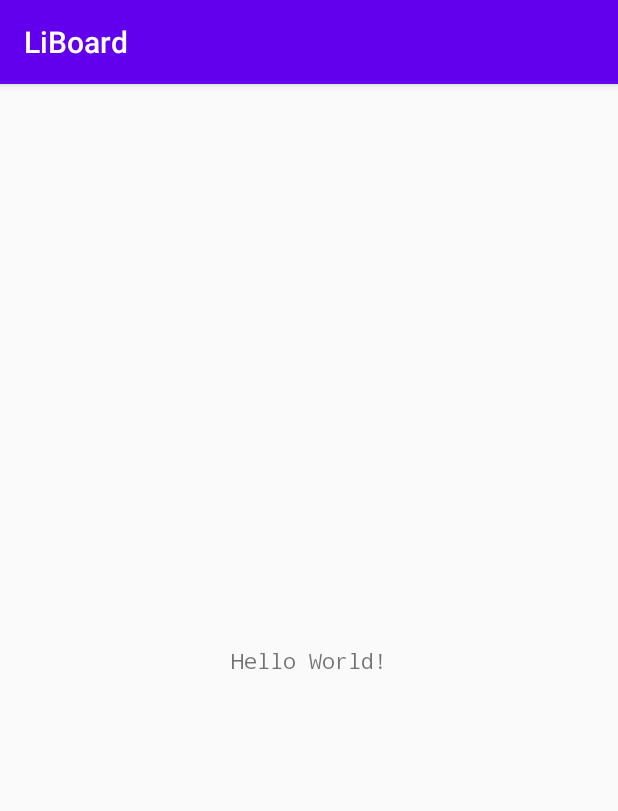
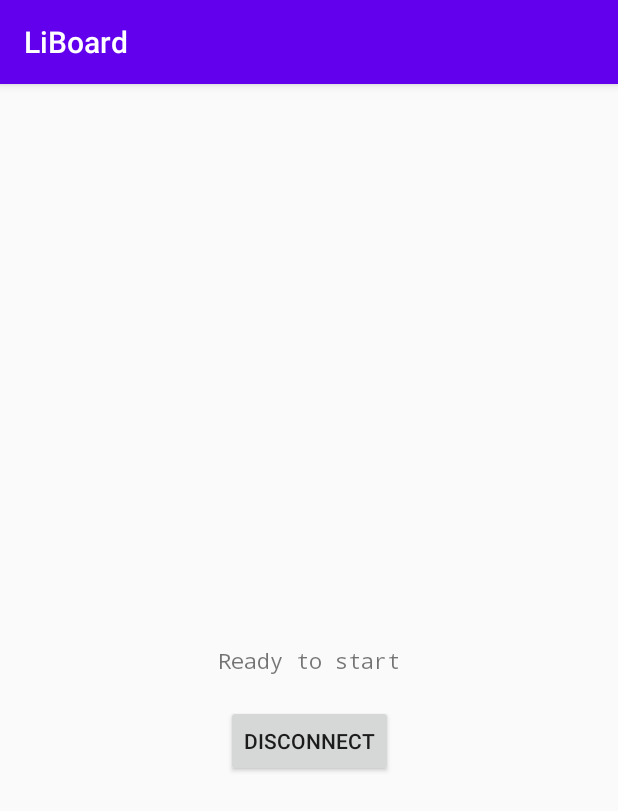
Before and after one commit to LiBoard/Android, an Android app: the screen it shows after launch (MainActivity), on a phone screen of 412 x 824 dp. Shown: the top 811 px of the screen. Run offline under Robolectric (Android 15) with nearby library versions, the phone set to English and light mode, and no system bars; libraries missing offline, so code that uses them is left out: com.github.bhlangonijr.chesslib, com.hoho.android; 11 statements that could not run were skipped.

Commit message:
Restructured code and added "(Dis)connect" button

```diff
--- a/app/src/main/java/eu/philippleclercq/liboard/LiBoard.kt
+++ b/app/src/main/java/eu/philippleclercq/liboard/LiBoard.kt
@@ -19,12 +19,50 @@ import java.util.concurrent.Executors
 import kotlin.collections.HashSet
 
 @ExperimentalUnsignedTypes
-internal class LiBoard(activity: Activity, var eventHandler: EventHandler) : Closeable {
-    private val connection = Connection(activity, this)
+internal class LiBoard(private val activity: Activity, var eventHandler: EventHandler) {
     var board = Board()
     private var knownPosition = Position.STARTING_POSITION
     private var physicalPosition = Position.STARTING_POSITION
     private val liftedPieces = HashSet<Int>()
+    private var connection: Connection? = null
+    val isConnected get() = connection != null
+
+    //region Position
+    private class Position(_bytes: Collection<UByte>) {
+        val occupiedSquares: Set<Int>
+        val bytes: List<UByte>
+
+        init {
+            if (_bytes.size != 8)
+                throw LiBoardInvalidPositionError("Position was ${_bytes.size} bytes, expected 8")
+
+            bytes = _bytes.toList()
+
+            val s = HashSet<Int>()
+            _bytes.forEachIndexed { file, byte ->
+                for (rank in 0 until 8) {
+                    if ((byte and (1u shl rank).toUByte()).toInt() != 0) {
+                        s.add(8 * rank + (7 - file))
+                    }
+                }
+            }
+            occupiedSquares = s.toSet()
+        }
+
+        override fun equals(other: Any?): Boolean {
+            return if (other is Position) {
+                bytes == other.bytes
+            } else super.equals(other)
+        }
+
+        override fun hashCode(): Int {
+            return bytes.hashCode()
+        }
+
+        companion object {
+            val STARTING_POSITION = Position(ubyteArrayOf(0xC3U, 0xC3U, 0xC3U, 0xC3U, 0xC3U, 0xC3U, 0xC3U, 0xC3U))
+        }
+    }
 
     private fun makeMove(move: Move): Boolean {
         if (board.doMove(move, true)) {
@@ -89,16 +127,10 @@ internal class LiBoard(activity: Activity, var eventHandler: EventHandler) : Clo
             generateMove()
         }
     }
+    //endregion
 
-    private fun onDisconnect() {
-        eventHandler.onDisconnect()
-    }
-
-    override fun close() {
-        connection.close()
-    }
-
-    private class Connection(val activity: Activity, val liboard: LiBoard) :
+    //region Connection
+    private class Connection(activity: Activity, val liboard: LiBoard) :
         Closeable, SerialInputOutputManager.Listener {
         private val usbManager = activity.getSystemService(Context.USB_SERVICE) as UsbManager
         private val port: UsbSerialPort
@@ -150,8 +182,7 @@ internal class LiBoard(activity: Activity, var eventHandler: EventHandler) : Clo
 
         override fun onRunError(e: java.lang.Exception) {
             Log.e(LOG_TAG, "onRunError")
-            close()
-            liboard.onDisconnect()
+            liboard.disconnect()
         }
 
         companion object {
@@ -161,52 +192,32 @@ internal class LiBoard(activity: Activity, var eventHandler: EventHandler) : Clo
 
     }
 
-    private class Position(_bytes: Collection<UByte>) {
-        val occupiedSquares: Set<Int>
-        val bytes: List<UByte>
-
-        init {
-            if (_bytes.size != 8)
-                throw LiBoardInvalidPositionError("Position was ${_bytes.size} bytes, expected 8")
-
-            bytes = _bytes.toList()
-
-            val s = HashSet<Int>()
-            _bytes.forEachIndexed { file, byte ->
-                for (rank in 0 until 8) {
-                    if ((byte and (1u shl rank).toUByte()).toInt() != 0) {
-                        s.add(8 * rank + (7 - file))
-                    }
-                }
-            }
-            occupiedSquares = s.toSet()
-        }
-
-        override fun equals(other: Any?): Boolean {
-            return if (other is Position) {
-                bytes == other.bytes
-            } else super.equals(other)
-        }
-
-        override fun hashCode(): Int {
-            return bytes.hashCode()
-        }
-
-        companion object {
-            val STARTING_POSITION = Position(ubyteArrayOf(0xC3U, 0xC3U, 0xC3U, 0xC3U, 0xC3U, 0xC3U, 0xC3U, 0xC3U))
-        }
+    fun connect() {
+        if (isConnected) disconnect()
+        connection = Connection(activity, this)
+        eventHandler.onConnect()
     }
 
+    fun disconnect() {
+        connection?.close()
+        connection = null
+        eventHandler.onDisconnect()
+    }
+    //endregion
+
+    //region Interfaces&Exceptions
     internal interface EventHandler {
         fun onGameStart()
         fun onMove()
+        fun onConnect()
         fun onDisconnect()
     }
 
-    internal open class ConnectionException(str: String) : Exception(str)
+    internal abstract class ConnectionException(str: String) : Exception(str)
     internal class MissingDriverException(str: String) : ConnectionException(str)
     internal class UsbPermissionException(str: String) : ConnectionException(str)
     internal class LiBoardInvalidPositionError(str: String) : Exception(str)
+    //endregion
 
     private fun Move(from: Int, to: Int) = Move(Square.squareAt(from), Square.squareAt(to))
 }
--- a/app/src/main/java/eu/philippleclercq/liboard/MainActivity.kt
+++ b/app/src/main/java/eu/philippleclercq/liboard/MainActivity.kt
@@ -1,6 +1,7 @@
 package eu.philippleclercq.liboard
 
 import android.os.Bundle
+import android.view.View
 import android.widget.Toast
 import androidx.appcompat.app.AppCompatActivity
 import kotlinx.android.synthetic.main.activity_main.*
@@ -8,15 +9,21 @@ import kotlinx.android.synthetic.main.activity_main.*
 
 @ExperimentalUnsignedTypes
 class MainActivity : AppCompatActivity(), LiBoard.EventHandler {
-    private lateinit var liBoard: LiBoard
+    private val liBoard = LiBoard(this, this)
     override fun onCreate(savedInstanceState: Bundle?) {
         super.onCreate(savedInstanceState)
         setContentView(R.layout.activity_main)
-        liBoard = LiBoard(this, this)
+        try {
+            liBoard.connect()
+        } catch (e: LiBoard.MissingDriverException) {
+            Toast.makeText(this, "No Board connected", Toast.LENGTH_SHORT).show()
+        } catch (e: LiBoard.UsbPermissionException) {
+            Toast.makeText(this, "No USB Permission", Toast.LENGTH_SHORT).show()
+        }
     }
 
     override fun onDestroy() {
-        liBoard.close()
+        liBoard.disconnect()
         super.onDestroy()
     }
 
@@ -30,7 +37,18 @@ class MainActivity : AppCompatActivity(), LiBoard.EventHandler {
 
     override fun onDisconnect() {
         runOnUiThread {
+            button.text = "Connect"
             Toast.makeText(this, "LiBoard disconnected", Toast.LENGTH_SHORT).show()
         }
     }
+
+    override fun onConnect() {
+        runOnUiThread {
+            button.text = "Disconnect"
+            Toast.makeText(this, "LiBoard connected", Toast.LENGTH_SHORT).show()
+        }
+    }
+
+    @Suppress("UNUSED_PARAMETER")
+    fun onButtonPress(view: View) = if (liBoard.isConnected) liBoard.disconnect() else liBoard.connect()
 }
--- a/app/src/main/res/layout/activity_main.xml
+++ b/app/src/main/res/layout/activity_main.xml
@@ -10,11 +10,24 @@
         android:layout_width="wrap_content"
         android:layout_height="wrap_content"
         android:id="@+id/textbox"
-        android:text="Hello World!"
+        android:text="Ready to start"
         android:fontFamily="monospace"
         app:layout_constraintBottom_toBottomOf="parent"
         app:layout_constraintLeft_toLeftOf="parent"
         app:layout_constraintRight_toRightOf="parent"
-        app:layout_constraintTop_toTopOf="parent" />
+        app:layout_constraintTop_toTopOf="parent"
+        tools:ignore="HardcodedText" />
+
+    <Button
+        android:id="@+id/button"
+        android:text="Connect"
+        android:onClick="onButtonPress"
+        android:layout_width="wrap_content"
+        android:layout_height="wrap_content"
+        android:layout_marginTop="20dp"
+        app:layout_constraintTop_toBottomOf="@id/textbox"
+        app:layout_constraintLeft_toLeftOf="parent"
+        app:layout_constraintRight_toRightOf="parent"
+        tools:ignore="HardcodedText" />
 
 </androidx.constraintlayout.widget.ConstraintLayout>
```
